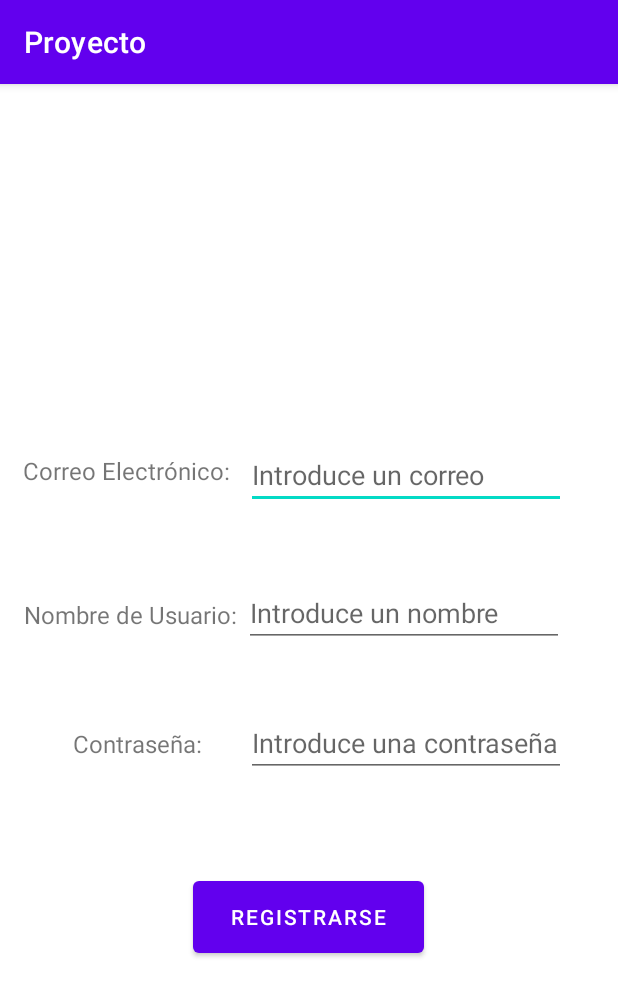
After one commit to air-one1/Android-Project, an Android app: the fragment FragmentoRegistrarse shown on its own in the app's theme, on a phone screen of 412 x 824 dp. The commit adds this screen. Shown: the top 996 px of the screen. Run offline under Robolectric (Android 15) with nearby library versions, the phone set to English and light mode, and no system bars.

Commit message:
update registrarse

```diff
--- /dev/null
+++ b/app/src/main/java/com/example/proyecto/FragmentoRegistrarse.java
@@ -0,0 +1,66 @@
+package com.example.proyecto;
+
+import android.content.ContentValues;
+import android.database.sqlite.SQLiteDatabase;
+import android.os.Bundle;
+
+import androidx.fragment.app.Fragment;
+
+import android.view.LayoutInflater;
+import android.view.View;
+import android.view.ViewGroup;
+import android.widget.Button;
+import android.widget.EditText;
+import android.widget.Toast;
+
+/**
+ * A simple {@link Fragment} subclass.
+
+ */
+public class FragmentoRegistrarse extends Fragment {
+
+    private EditText elCorreo;
+    private EditText elNombre;
+    private EditText laPassword;
+    @Override
+    public View onCreateView(LayoutInflater inflater,
+                             ViewGroup container,
+                             Bundle savedInstanceState) {
+        View view = inflater.inflate(R.layout.fragmento_registrarse, container, false);
+        elCorreo = view.findViewById(R.id.editTextTextEmailAddress);
+        elNombre = view.findViewById(R.id.editTextText);
+        laPassword = view.findViewById(R.id.editTextTextPassword);
+        Button button1 = view.findViewById(R.id.button);
+        button1.setOnClickListener(new View.OnClickListener() {
+            public void onClick(View v) {
+                registrarse(v);
+            }
+        });
+        return view;
+    }
+
+    public void registrarse(View v) {
+        registrarse_actividad admin = new registrarse_actividad(getContext(),
+                "administracion", null, 1);
+        SQLiteDatabase bd = admin.getWritableDatabase();
+        String correo = elCorreo.getText().toString();
+        String nombre = elNombre.getText().toString();
+        String password = laPassword.getText().toString();
+        ContentValues registro = new ContentValues();
+        registro.put("correo", correo);
+        registro.put("nombre", nombre);
+        registro.put("password", password);
+        bd.insert("lista", null, registro);
+        bd.close();
+        elCorreo.setText("");
+        elNombre.setText("");
+        laPassword.setText("");
+        Toast.makeText(getContext(), "Datos almacenados",
+                Toast.LENGTH_SHORT).show();
+    }
+
+
+
+
+
+}
--- a/app/src/main/java/com/example/proyecto/MainActivity.java
+++ b/app/src/main/java/com/example/proyecto/MainActivity.java
@@ -17,6 +17,5 @@ public class MainActivity extends AppCompatActivity {
             Intent intent = new Intent(this, registrarse_actividad.class);
             startActivity(intent);
         }
-    }
 
 }
--- a/app/src/main/java/com/example/proyecto/registrarse_actividad.java
+++ b/app/src/main/java/com/example/proyecto/registrarse_actividad.java
@@ -1,4 +1,27 @@
 package com.example.proyecto;
 
-public class registrarse_actividad {
+
+import android.content.Context;
+import android.database.sqlite.SQLiteDatabase;
+import android.database.sqlite.SQLiteOpenHelper;
+
+public class registrarse_actividad extends SQLiteOpenHelper {
+
+    private static final String DATABASE_NAME = "nombre_de_la_base_de_datos";
+    private static final int DATABASE_VERSION = 1;
+
+    public registrarse_actividad(Context context, String administracion, Object o, int i) {
+        super(context, DATABASE_NAME, null, DATABASE_VERSION);
+    }
+
+    @Override
+    public void onCreate(SQLiteDatabase db) {
+        db.execSQL("CREATE TABLE lista(correo TEXT PRIMARY KEY, nombre TEXT, password TEXT)");
+    }
+
+    @Override
+    public void onUpgrade(SQLiteDatabase db, int oldVersion, int newVersion) {
+        db.execSQL("DROP TABLE IF EXISTS lista");
+        onCreate(db);
+    }
 }
--- /dev/null
+++ b/app/src/main/res/layout/fragmento_registrarse.xml
@@ -0,0 +1,103 @@
+<?xml version="1.0" encoding="utf-8"?>
+<androidx.constraintlayout.widget.ConstraintLayout xmlns:android="http://schemas.android.com/apk/res/android"
+    xmlns:app="http://schemas.android.com/apk/res-auto"
+    xmlns:tools="http://schemas.android.com/tools"
+    android:id="@+id/frameLayout"
+    android:layout_width="match_parent"
+    android:layout_height="match_parent"
+    tools:context=".FragmentoRegistrarse" >
+
+    <TextView
+        android:id="@+id/textView5"
+        android:layout_width="wrap_content"
+        android:layout_height="wrap_content"
+        android:text="@string/Correo"
+        android:textSize="16sp"
+        app:layout_constraintBottom_toBottomOf="parent"
+        app:layout_constraintEnd_toEndOf="parent"
+        app:layout_constraintHorizontal_bias="0.057"
+        app:layout_constraintStart_toStartOf="parent"
+        app:layout_constraintTop_toTopOf="parent"
+        app:layout_constraintVertical_bias="0.331" />
+
+    <TextView
+        android:id="@+id/textView6"
+        android:layout_width="wrap_content"
+        android:layout_height="wrap_content"
+        android:text="@string/Nombre"
+        android:textSize="16sp"
+        app:layout_constraintBottom_toBottomOf="parent"
+        app:layout_constraintEnd_toEndOf="parent"
+        app:layout_constraintHorizontal_bias="0.059"
+        app:layout_constraintStart_toStartOf="parent"
+        app:layout_constraintTop_toTopOf="parent"
+        app:layout_constraintVertical_bias="0.459" />
+
+    <TextView
+        android:id="@+id/textView7"
+        android:layout_width="wrap_content"
+        android:layout_height="wrap_content"
+        android:text="@string/Contraseña"
+        android:textSize="16sp"
+        app:layout_constraintBottom_toBottomOf="parent"
+        app:layout_constraintEnd_toEndOf="parent"
+        app:layout_constraintHorizontal_bias="0.15"
+        app:layout_constraintStart_toStartOf="parent"
+        app:layout_constraintTop_toTopOf="parent"
+        app:layout_constraintVertical_bias="0.575" />
+
+    <EditText
+        android:id="@+id/editTextTextEmailAddress"
+        android:layout_width="wrap_content"
+        android:layout_height="wrap_content"
+        android:ems="10"
+        android:hint="Introduce un correo"
+        android:inputType="textEmailAddress"
+        app:layout_constraintBottom_toBottomOf="parent"
+        app:layout_constraintEnd_toEndOf="parent"
+        app:layout_constraintHorizontal_bias="0.825"
+        app:layout_constraintStart_toStartOf="parent"
+        app:layout_constraintTop_toTopOf="parent"
+        app:layout_constraintVertical_bias="0.329" />
+
+    <EditText
+        android:id="@+id/editTextText"
+        android:layout_width="wrap_content"
+        android:layout_height="wrap_content"
+        android:ems="10"
+        android:inputType="text"
+        android:hint="Introduce un nombre"
+        app:layout_constraintBottom_toBottomOf="parent"
+        app:layout_constraintEnd_toEndOf="parent"
+        app:layout_constraintHorizontal_bias="0.82"
+        app:layout_constraintStart_toStartOf="parent"
+        app:layout_constraintTop_toTopOf="parent"
+        app:layout_constraintVertical_bias="0.457" />
+
+    <EditText
+        android:id="@+id/editTextTextPassword"
+        android:layout_width="wrap_content"
+        android:layout_height="wrap_content"
+        android:ems="10"
+        android:hint="Introduce una contraseña"
+        android:inputType="textPassword"
+        app:layout_constraintBottom_toBottomOf="parent"
+        app:layout_constraintEnd_toEndOf="parent"
+        app:layout_constraintHorizontal_bias="0.825"
+        app:layout_constraintStart_toStartOf="parent"
+        app:layout_constraintTop_toTopOf="parent"
+        app:layout_constraintVertical_bias="0.577" />
+
+    <Button
+        android:id="@+id/button"
+        android:layout_width="154dp"
+        android:layout_height="60dp"
+        android:text="@string/registra"
+        app:layout_constraintBottom_toBottomOf="parent"
+        app:layout_constraintEnd_toEndOf="parent"
+        app:layout_constraintHorizontal_bias="0.498"
+        app:layout_constraintStart_toStartOf="parent"
+        app:layout_constraintTop_toTopOf="parent"
+        app:layout_constraintVertical_bias="0.742" />
+
+</androidx.constraintlayout.widget.ConstraintLayout>
--- a/app/src/main/res/layout/registrarse_actividad.xml
+++ b/app/src/main/res/layout/registrarse_actividad.xml
@@ -1,6 +1,18 @@
 <?xml version="1.0" encoding="utf-8"?>
 <androidx.constraintlayout.widget.ConstraintLayout xmlns:android="http://schemas.android.com/apk/res/android"
+    xmlns:app="http://schemas.android.com/apk/res-auto"
+    xmlns:tools="http://schemas.android.com/tools"
     android:layout_width="match_parent"
     android:layout_height="match_parent">
 
+
+    <androidx.fragment.app.FragmentContainerView
+        android:id="@+id/fragmentContainerView"
+        android:name="com.example.proyecto.FragmentoRegistrarse"
+        android:layout_width="0dp"
+        android:layout_height="0dp"
+        app:layout_constraintBottom_toBottomOf="parent"
+        app:layout_constraintEnd_toEndOf="parent"
+        app:layout_constraintStart_toStartOf="parent"
+        app:layout_constraintTop_toTopOf="parent" />
 </androidx.constraintlayout.widget.ConstraintLayout>
--- a/app/src/main/res/values/strings.xml
+++ b/app/src/main/res/values/strings.xml
@@ -2,4 +2,12 @@
     <string name="app_name">Proyecto</string>
     <string name="Button">LOGIN</string>
     <string name="Registrarse">Nuevo Usario? Registrarse!</string>
+    <!-- TODO: Remove or change this placeholder text -->
+    <string name="hello_blank_fragment">Hello blank fragment</string>
+    <string name="Correo">Correo Electrónico:</string>
+    <string name="Nombre">Nombre de Usuario:</string>
+    <string name="Contraseña">Contraseña:</string>
+    <string name="registra">Registrarse</string>
+
+
 </resources>
```
